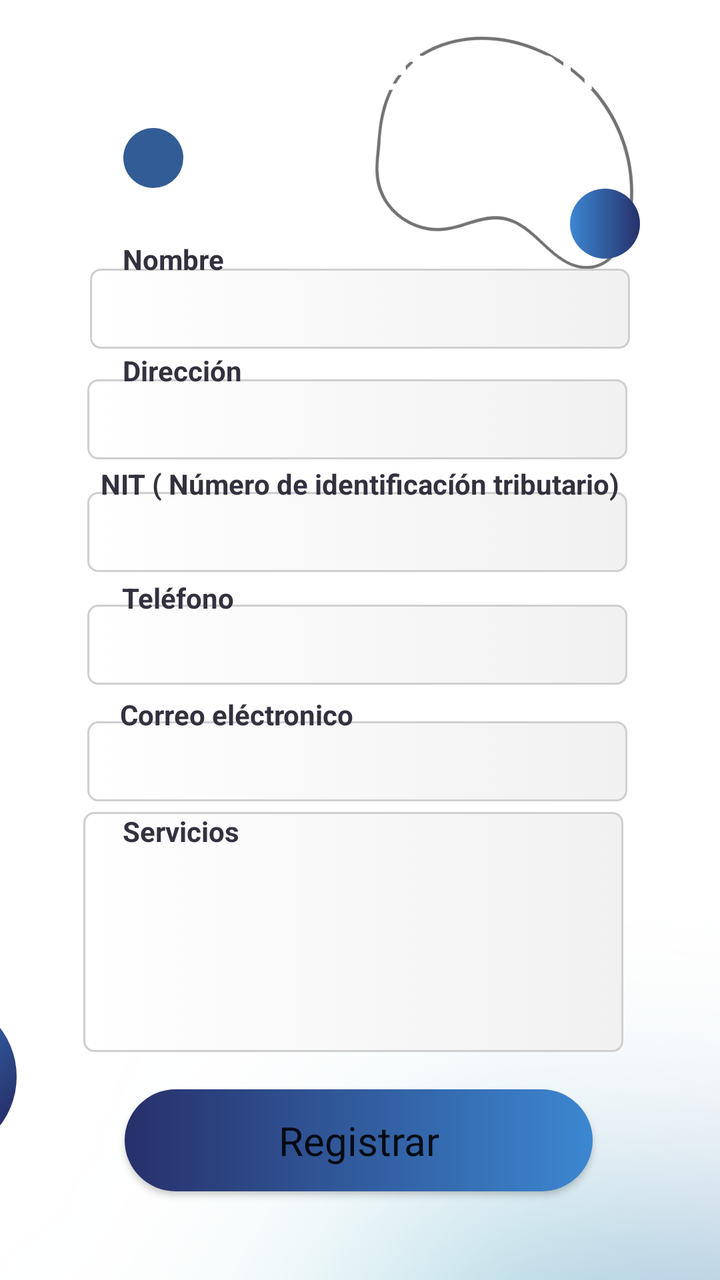
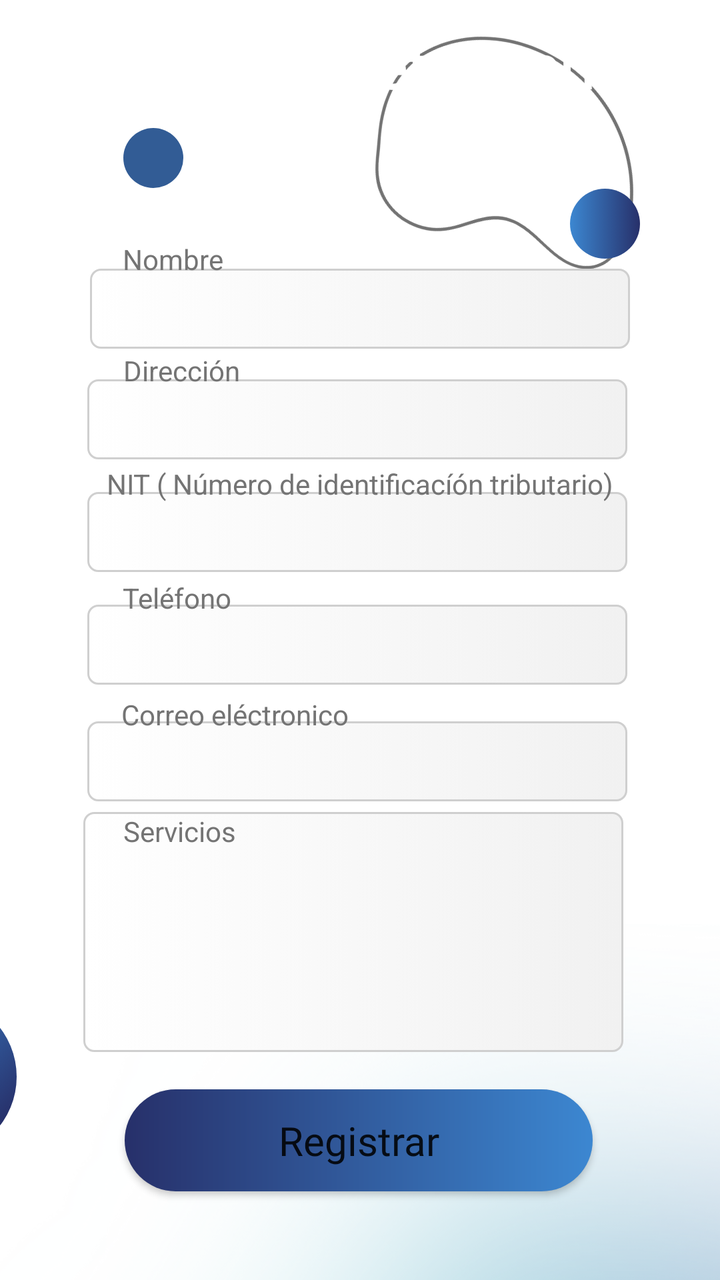

Screens rendered from an Android XML layout before and after an edit, with the pre-edit source and the edit as a unified diff.
<!-- AndroidManifest.xml: application theme Theme.OnePetApp.NoActionBar -->
<!-- res/layout/fragment_agregar_vet.xml -->
<?xml version="1.0" encoding="utf-8"?>
<FrameLayout xmlns:android="http://schemas.android.com/apk/res/android"
    xmlns:app="http://schemas.android.com/apk/res-auto"
    xmlns:tools="http://schemas.android.com/tools"
    android:layout_width="match_parent"
    android:layout_height="match_parent"
    android:background="#FFFFFF">

    <androidx.constraintlayout.widget.ConstraintLayout
        android:layout_width="match_parent"
        android:layout_height="match_parent">


        <ImageView
            android:id="@+id/imageView241"
            android:layout_width="141dp"
            android:layout_height="136dp"
            android:rotation="-19"
            android:src="@drawable/blobdos"
            app:layout_constraintBottom_toBottomOf="parent"
            app:layout_constraintEnd_toEndOf="parent"
            app:layout_constraintHorizontal_bias="0.825"
            app:layout_constraintStart_toStartOf="parent"
            app:layout_constraintTop_toTopOf="parent"
            app:layout_constraintVertical_bias="0.024" />

        <ImageView
            android:id="@+id/imageView46"
            android:layout_width="wrap_content"
            android:layout_height="wrap_content"
            android:layout_marginBottom="436dp"
            android:rotation="0"
            android:src="@drawable/wavecomplete2"
            app:layout_constraintBottom_toBottomOf="parent"
            app:layout_constraintStart_toStartOf="parent" />

        <ImageView
            android:id="@+id/imageView245"
            android:layout_width="126dp"
            android:layout_height="174dp"
            android:layout_marginTop="628dp"
            android:rotation="168"
            android:src="@drawable/bgtres"
            app:layout_constraintEnd_toEndOf="parent"
            app:layout_constraintHorizontal_bias="0.059"
            app:layout_constraintStart_toStartOf="parent"
            app:layout_constraintTop_toTopOf="parent" />

        <ImageView
            android:id="@+id/imageView250"
            android:layout_width="wrap_content"
            android:layout_height="wrap_content"
            android:layout_marginTop="392dp"
            android:src="@drawable/degcelest"
            app:layout_constraintStart_toStartOf="parent"
            app:layout_constraintTop_toTopOf="parent" />

        <TextView
            android:id="@+id/txtTituloVet"
            android:layout_width="wrap_content"
            android:layout_height="wrap_content"
            android:fontFamily="@font/alata"
            android:text="Registrar veterinaria"
            android:textAlignment="center"
            android:textColor="@color/white"
            android:textSize="30sp"
            android:textStyle="bold"
            app:layout_constraintBottom_toBottomOf="parent"
            app:layout_constraintEnd_toEndOf="parent"
            app:layout_constraintHorizontal_bias="0.495"
            app:layout_constraintStart_toStartOf="parent"
            app:layout_constraintTop_toTopOf="parent"
            app:layout_constraintVertical_bias="0.021" />

        <EditText
            android:id="@+id/txtDescripcionServicios"
            android:layout_width="270dp"
            android:layout_height="120dp"
            android:background="@drawable/bordecajasg"
            android:ems="10"
            android:gravity="start|top"
            android:inputType="textMultiLine"
            android:padding="7dp"
            android:textAlignment="textStart"
            android:textSize="16sp"
            app:layout_constraintBottom_toBottomOf="parent"
            app:layout_constraintEnd_toEndOf="parent"
            app:layout_constraintHorizontal_bias="0.463"
            app:layout_constraintStart_toStartOf="parent"
            app:layout_constraintTop_toTopOf="parent"
            app:layout_constraintVertical_bias="0.781" />

        <EditText
            android:id="@+id/txtUbicacionVet"
            android:layout_width="270dp"
            android:layout_height="40dp"
            android:background="@drawable/bordecajasg"
            android:ems="10"
            android:inputType="text"
            android:padding="7dp"
            app:layout_constraintBottom_toBottomOf="parent"
            app:layout_constraintEnd_toEndOf="parent"
            app:layout_constraintHorizontal_bias="0.487"
            app:layout_constraintStart_toStartOf="parent"
            app:layout_constraintTop_toTopOf="parent"
            app:layout_constraintVertical_bias="0.316" />

        <TextView
            android:id="@+id/textView62"
            android:layout_width="wrap_content"
            android:layout_height="wrap_content"
            android:text="Dirección"
            android:textColor="#34313F"
            android:textStyle="bold"
            app:layout_constraintBottom_toBottomOf="parent"
            app:layout_constraintEnd_toEndOf="parent"
            app:layout_constraintHorizontal_bias="0.204"
            app:layout_constraintStart_toStartOf="parent"
            app:layout_constraintTop_toTopOf="parent"
            app:layout_constraintVertical_bias="0.283" />

        <EditText
            android:id="@+id/txtNombreVet"
            android:layout_width="270dp"
            android:layout_height="40dp"
            android:background="@drawable/bordecajasg"
            android:ems="10"
            android:fontFamily="sans-serif"
            android:inputType="text"
            android:padding="7dp"
            app:layout_constraintBottom_toBottomOf="parent"
            app:layout_constraintEnd_toEndOf="parent"
            app:layout_constraintStart_toStartOf="parent"
            app:layout_constraintTop_toTopOf="parent"
            app:layout_constraintVertical_bias="0.224" />

        <EditText
            android:id="@+id/txtNitVet"
            android:layout_width="270dp"
            android:layout_height="40dp"
            android:background="@drawable/bordecajasg"
            android:ems="10"
            android:inputType="number"
            android:padding="7dp"
            app:layout_constraintBottom_toBottomOf="parent"
            app:layout_constraintEnd_toEndOf="parent"
            app:layout_constraintHorizontal_bias="0.487"
            app:layout_constraintStart_toStartOf="parent"
            app:layout_constraintTop_toTopOf="parent"
            app:layout_constraintVertical_bias="0.41" />

        <EditText
            android:id="@+id/txtConctactoVet"
            android:layout_width="270dp"
            android:layout_height="40dp"
            android:background="@drawable/bordecajasg"
            android:ems="10"
            android:inputType="text"
            android:padding="7dp"
            app:layout_constraintBottom_toBottomOf="parent"
            app:layout_constraintEnd_toEndOf="parent"
            app:layout_constraintHorizontal_bias="0.487"
            app:layout_constraintStart_toStartOf="parent"
            app:layout_constraintTop_toTopOf="parent"
            app:layout_constraintVertical_bias="0.504" />

        <EditText
            android:id="@+id/txtCorreoVet"
            android:layout_width="270dp"
            android:layout_height="40dp"
            android:background="@drawable/bordecajasg"
            android:ems="10"
            android:inputType="text"
            android:padding="7dp"
            app:layout_constraintBottom_toBottomOf="parent"
            app:layout_constraintEnd_toEndOf="parent"
            app:layout_constraintHorizontal_bias="0.487"
            app:layout_constraintStart_toStartOf="parent"
            app:layout_constraintTop_toTopOf="parent"
            app:layout_constraintVertical_bias="0.601" />

        <Button
            android:id="@+id/btnRegistrarVet"
            android:layout_width="234dp"
            android:layout_height="51dp"
            android:background="@drawable/btnazul"
            android:fontFamily="@font/alata"
            android:text="Registrar"
            android:textAllCaps="false"
            android:textSize="20sp"
            app:backgroundTint="@null"
            app:layout_constraintBottom_toBottomOf="parent"
            app:layout_constraintEnd_toEndOf="parent"
            app:layout_constraintHorizontal_bias="0.496"
            app:layout_constraintStart_toStartOf="parent"
            app:layout_constraintTop_toTopOf="parent"
            app:layout_constraintVertical_bias="0.925" />

        <TextView
            android:id="@+id/textView63"
            android:layout_width="wrap_content"
            android:layout_height="wrap_content"
            android:text="NIT ( Número de identificacíón tributario)"
            android:textColor="#34313F"
            android:textStyle="bold"
            app:layout_constraintBottom_toBottomOf="parent"
            app:layout_constraintEnd_toEndOf="parent"
            app:layout_constraintStart_toStartOf="parent"
            app:layout_constraintTop_toTopOf="parent"
            app:layout_constraintVertical_bias="0.374" />

        <TextView
            android:id="@+id/textView64"
            android:layout_width="wrap_content"
            android:layout_height="wrap_content"
            android:text="Teléfono"
            android:textColor="#34313F"
            android:textStyle="bold"
            app:layout_constraintBottom_toBottomOf="parent"
            app:layout_constraintEnd_toEndOf="parent"
            app:layout_constraintHorizontal_bias="0.201"
            app:layout_constraintStart_toStartOf="parent"
            app:layout_constraintTop_toTopOf="parent"
            app:layout_constraintVertical_bias="0.466" />

        <TextView
            android:id="@+id/textView65"
            android:layout_width="wrap_content"
            android:layout_height="wrap_content"
            android:text="Correo eléctronico"
            android:textColor="#34313F"
            android:textStyle="bold"
            app:layout_constraintBottom_toBottomOf="parent"
            app:layout_constraintEnd_toEndOf="parent"
            app:layout_constraintHorizontal_bias="0.247"
            app:layout_constraintStart_toStartOf="parent"
            app:layout_constraintTop_toTopOf="parent"
            app:layout_constraintVertical_bias="0.56" />

        <TextView
            android:id="@+id/textView66"
            android:layout_width="wrap_content"
            android:layout_height="wrap_content"
            android:text="Servicios"
            android:textColor="#34313F"
            android:textStyle="bold"
            app:layout_constraintBottom_toBottomOf="parent"
            app:layout_constraintEnd_toEndOf="parent"
            app:layout_constraintHorizontal_bias="0.203"
            app:layout_constraintStart_toStartOf="parent"
            app:layout_constraintTop_toTopOf="parent"
            app:layout_constraintVertical_bias="0.654" />

        <TextView
            android:id="@+id/textView60"
            android:layout_width="wrap_content"
            android:layout_height="wrap_content"
            android:text="Nombre"
            android:textColor="#34313F"
            android:textStyle="bold"
            app:layout_constraintBottom_toBottomOf="parent"
            app:layout_constraintEnd_toEndOf="parent"
            app:layout_constraintHorizontal_bias="0.198"
            app:layout_constraintStart_toStartOf="parent"
            app:layout_constraintTop_toTopOf="parent"
            app:layout_constraintVertical_bias="0.193" />

        <ImageView
            android:id="@+id/imageView242"
            android:layout_width="35dp"
            android:layout_height="35dp"
            android:src="@drawable/circuloazuloscuro"
            app:layout_constraintBottom_toBottomOf="parent"
            app:layout_constraintEnd_toEndOf="parent"
            app:layout_constraintHorizontal_bias="0.877"
            app:layout_constraintStart_toStartOf="parent"
            app:layout_constraintTop_toTopOf="parent"
            app:layout_constraintVertical_bias="0.156" />

        <ImageView
            android:id="@+id/imageView243"
            android:layout_width="80dp"
            android:layout_height="80dp"
            android:layout_marginEnd="352dp"
            android:rotation="45"
            android:src="@drawable/circuloazuloscuro"
            app:layout_constraintBottom_toBottomOf="parent"
            app:layout_constraintEnd_toEndOf="parent"
            app:layout_constraintTop_toTopOf="parent"
            app:layout_constraintVertical_bias="0.89" />

        <ImageView
            android:id="@+id/imageView244"
            android:layout_width="50dp"
            android:layout_height="50dp"
            android:layout_marginStart="360dp"
            android:src="@drawable/circuloazuloscuro"
            app:layout_constraintBottom_toBottomOf="parent"
            app:layout_constraintStart_toStartOf="parent"
            app:layout_constraintTop_toTopOf="parent"
            app:layout_constraintVertical_bias="0.693" />

        <ImageView
            android:id="@+id/imageView246"
            android:layout_width="103dp"
            android:layout_height="137dp"
            android:layout_marginEnd="336dp"
            android:rotation="-45"
            android:src="@drawable/blobw2"
            app:layout_constraintBottom_toBottomOf="parent"
            app:layout_constraintEnd_toEndOf="parent"
            app:layout_constraintTop_toTopOf="parent"
            app:layout_constraintVertical_bias="0.123" />

        <ImageView
            android:id="@+id/imageView247"
            android:layout_width="30dp"
            android:layout_height="30dp"
            android:src="@drawable/circuloop1"
            app:layout_constraintBottom_toBottomOf="parent"
            app:layout_constraintEnd_toEndOf="parent"
            app:layout_constraintHorizontal_bias="0.187"
            app:layout_constraintStart_toStartOf="parent"
            app:layout_constraintTop_toTopOf="parent"
            app:layout_constraintVertical_bias="0.105" />

        <ImageView
            android:id="@+id/imageView248"
            android:layout_width="60dp"
            android:layout_height="60dp"
            android:layout_marginEnd="352dp"
            android:layout_marginBottom="744dp"
            android:src="@drawable/circuloop1"
            app:layout_constraintBottom_toBottomOf="parent"
            app:layout_constraintEnd_toEndOf="parent" />

        <ImageView
            android:id="@+id/imageView249"
            android:layout_width="75dp"
            android:layout_height="75dp"
            android:layout_marginStart="360dp"
            android:src="@drawable/circuloop2"
            app:layout_constraintBottom_toBottomOf="parent"
            app:layout_constraintStart_toStartOf="parent"
            app:layout_constraintTop_toTopOf="parent"
            app:layout_constraintVertical_bias="0.005" />

    </androidx.constraintlayout.widget.ConstraintLayout>

    </FrameLayout>
<!-- resources referenced by this layout -->
<resources>
  <color name="white">#FFFFFFFF</color>
  <!-- drawable bgtres: png bitmap (drawable, 17679 bytes) -->
  <!-- drawable blobdos: png bitmap (drawable, 16865 bytes) -->
  <!-- drawable blobw2: png bitmap (drawable, 18001 bytes) -->
  <!-- drawable bordecajasg (drawable) -->
  <?xml version="1.0" encoding="utf-8"?>
  <selector xmlns:android="http://schemas.android.com/apk/res/android">
      <item>
          <shape>
              <gradient
                  android:startColor="#ffffff"
                  android:endColor="#f1f1f1">
              </gradient>
              <corners android:radius="5dp">
              </corners>
              <stroke android:width="1dp"
                  android:color="#cfcfcf" />
          </shape>
      </item>
  </selector>
  <!-- drawable btnazul (drawable) -->
  <?xml version="1.0" encoding="utf-8"?>
  <shape xmlns:android="http://schemas.android.com/apk/res/android"
      android:shape="rectangle">
      <gradient
          android:startColor="#27306A"
          android:endColor="#3C87D1">
      </gradient>
      <corners android:radius="1000dp"></corners>
  </shape>
  <!-- drawable circuloazuloscuro (drawable) -->
  <?xml version="1.0" encoding="utf-8"?>
  <selector xmlns:android="http://schemas.android.com/apk/res/android">
      <item>
          <shape>
              <gradient
                  android:startColor="#3C87D1"
                  android:endColor="#27306A">
              </gradient>
              <corners android:radius="1000dp"></corners>
          </shape>
      </item>
  </selector>
  <!-- drawable circuloop1 (drawable) -->
  <?xml version="1.0" encoding="utf-8"?>
  <selector xmlns:android="http://schemas.android.com/apk/res/android">
      <item>
          <shape>
              <gradient
                  android:startColor="#325c95"
                  android:endColor="#325c95">
              </gradient>
              <corners android:radius="1000dp"></corners>
          </shape>
      </item>
  </selector>
  <!-- drawable circuloop2 (drawable) -->
  <?xml version="1.0" encoding="utf-8"?>
  <selector xmlns:android="http://schemas.android.com/apk/res/android">
      <item>
          <shape>
              <gradient
                  android:startColor="#3e8cc8"
                  android:endColor="#3e8cc8">
              </gradient>
              <corners android:radius="1000dp"></corners>
          </shape>
      </item>
  </selector>
  <!-- drawable degcelest: png bitmap (drawable, 239595 bytes) -->
  <!-- drawable wavecomplete2: png bitmap (drawable, 30812 bytes) -->
  <style name="Theme.OnePetApp.NoActionBar">
          <item name="windowActionBar">false</item>
          <item name="windowNoTitle">true</item>
      </style>
</resources>

<!-- the commit's change to res/layout/fragment_agregar_vet.xml (unified diff, before → after) -->
@@ -110,8 +110,7 @@
             android:layout_width="wrap_content"
             android:layout_height="wrap_content"
             android:text="Dirección"
-            android:textColor="#34313F"
-            android:textStyle="bold"
+            android:textColor="#747474"
             app:layout_constraintBottom_toBottomOf="parent"
             app:layout_constraintEnd_toEndOf="parent"
             app:layout_constraintHorizontal_bias="0.204"
@@ -201,8 +200,7 @@
             android:layout_width="wrap_content"
             android:layout_height="wrap_content"
             android:text="NIT ( Número de identificacíón tributario)"
-            android:textColor="#34313F"
-            android:textStyle="bold"
+            android:textColor="#747474"
             app:layout_constraintBottom_toBottomOf="parent"
             app:layout_constraintEnd_toEndOf="parent"
             app:layout_constraintStart_toStartOf="parent"
@@ -214,8 +212,7 @@
             android:layout_width="wrap_content"
             android:layout_height="wrap_content"
             android:text="Teléfono"
-            android:textColor="#34313F"
-            android:textStyle="bold"
+            android:textColor="#747474"
             app:layout_constraintBottom_toBottomOf="parent"
             app:layout_constraintEnd_toEndOf="parent"
             app:layout_constraintHorizontal_bias="0.201"
@@ -228,8 +225,7 @@
             android:layout_width="wrap_content"
             android:layout_height="wrap_content"
             android:text="Correo eléctronico"
-            android:textColor="#34313F"
-            android:textStyle="bold"
+            android:textColor="#747474"
             app:layout_constraintBottom_toBottomOf="parent"
             app:layout_constraintEnd_toEndOf="parent"
             app:layout_constraintHorizontal_bias="0.247"
@@ -242,8 +238,7 @@
             android:layout_width="wrap_content"
             android:layout_height="wrap_content"
             android:text="Servicios"
-            android:textColor="#34313F"
-            android:textStyle="bold"
+            android:textColor="#747474"
             app:layout_constraintBottom_toBottomOf="parent"
             app:layout_constraintEnd_toEndOf="parent"
             app:layout_constraintHorizontal_bias="0.203"
@@ -256,8 +251,7 @@
             android:layout_width="wrap_content"
             android:layout_height="wrap_content"
             android:text="Nombre"
-            android:textColor="#34313F"
-            android:textStyle="bold"
+            android:textColor="#747474"
             app:layout_constraintBottom_toBottomOf="parent"
             app:layout_constraintEnd_toEndOf="parent"
             app:layout_constraintHorizontal_bias="0.198"
